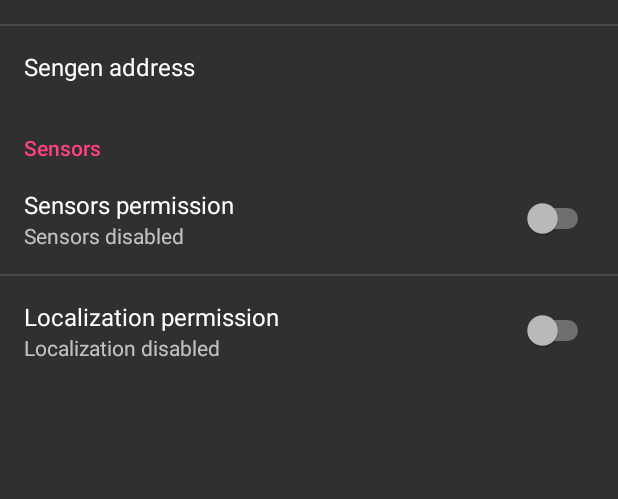
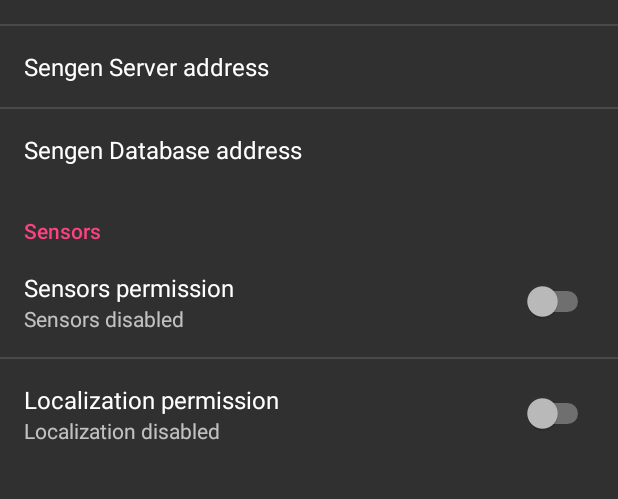
Before and after one commit to bcarron/SyndesiApp, an Android app: the screen it shows after launch (SettingsActivity), in the options menu, after a tap on "Settings", on a phone screen of 412 x 824 dp, the part 500-999 px from its top. Run offline under Robolectric (Android 15) with nearby library versions, the phone set to English and light mode, and no system bars.

Commit message:
Add new url for Sengen server in the settings and use Sengen server to actuate nodes

```diff
--- a/app/src/main/java/tcslab/syndesiapp/models/PreferenceKey.java
+++ b/app/src/main/java/tcslab/syndesiapp/models/PreferenceKey.java
@@ -7,7 +7,8 @@ package tcslab.syndesiapp.models;
  */
 public enum PreferenceKey {
     PREF_SYNDESI_URL,
-    PREF_SENGEN_URL,
+    PREF_SENGEN_SERVER_URL,
+    PREF_SENGEN_DB_URL,
     PREF_SERVER_TYPE,
     PREF_SENSOR_RATE,
     PREF_SENSOR_PERM,
--- a/app/src/main/res/values/strings_activity_settings.xml
+++ b/app/src/main/res/values/strings_activity_settings.xml
@@ -12,14 +12,16 @@
     <string name="pref_title_loc_precision">Localization precision</string>
     <string name="pref_title_server_type">Server type</string>
     <string name="pref_title_syndesi_url">Syndesi address</string>
-    <string name="pref_title_sengen_url">Sengen address</string>
+    <string name="pref_title_sengen_db_url">Sengen Database address</string>
+    <string name="pref_title_sengen_server_url">Sengen Server address</string>
 
     <string name="pref_title_sensor_perm">Sensors permission</string>
     <string name="pref_title_loc_perm">Localization permission</string>
 
 
-    <string name="pref_default_syndesi_address">http://129.194.69.178:8111</string>
-    <string name="pref_default_sengen_address">http://tcstestbed.unige.ch</string>
+    <string name="pref_default_syndesi_address">http://129.194.70.52:8111</string>
+    <string name="pref_default_sengen_server_address">http://129.194.69.178:8111</string>
+    <string name="pref_default_sengen_db_address">http://tcstestbed.unige.ch</string>
 
     <string-array name="pref_server_type_titles">
         <item>Use Sengen DB</item>
--- a/app/src/main/res/xml/preferences.xml
+++ b/app/src/main/res/xml/preferences.xml
@@ -38,9 +38,15 @@
         android:dialogMessage="Use this format address:port"/>
 
     <EditTextPreference
-        android:defaultValue="@string/pref_default_sengen_address"
-        android:key="PREF_SENGEN_URL"
-        android:title="@string/pref_title_sengen_url"
+        android:defaultValue="@string/pref_default_sengen_server_address"
+        android:key="PREF_SENGEN_SERVER_URL"
+        android:title="@string/pref_title_sengen_server_url"
+        android:dialogMessage="Use this format address:port"/>
+
+    <EditTextPreference
+        android:defaultValue="@string/pref_default_sengen_db_address"
+        android:key="PREF_SENGEN_DB_URL"
+        android:title="@string/pref_title_sengen_db_url"
         android:dialogMessage="Use this format address:port"/>
 
     <PreferenceCategory android:title="@string/pref_header_sensor" />
```
Also changed, not shown: app/src/main/java/tcslab/syndesiapp/controllers/network/RESTInterfaceSengen.java (+21 -18 lines), app/src/main/java/tcslab/syndesiapp/controllers/network/RESTInterfaceSyndesi.java (+9 -8 lines), app/src/main/java/tcslab/syndesiapp/models/NodeDevice.java (+11 -1 lines), 3 other files.
